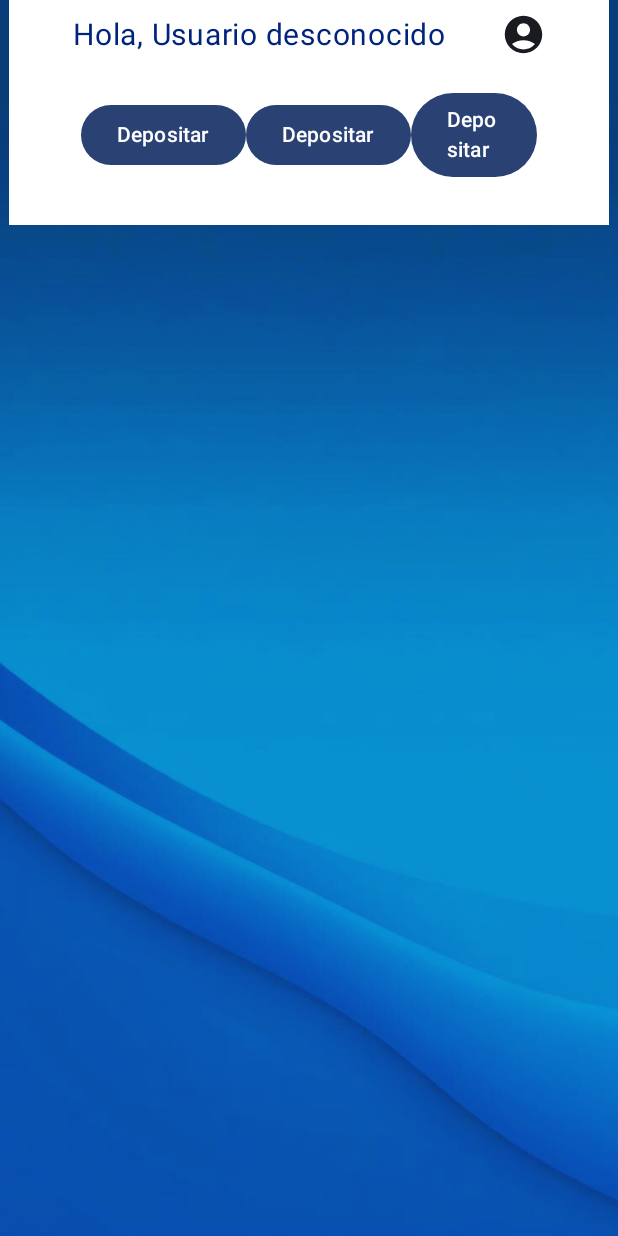
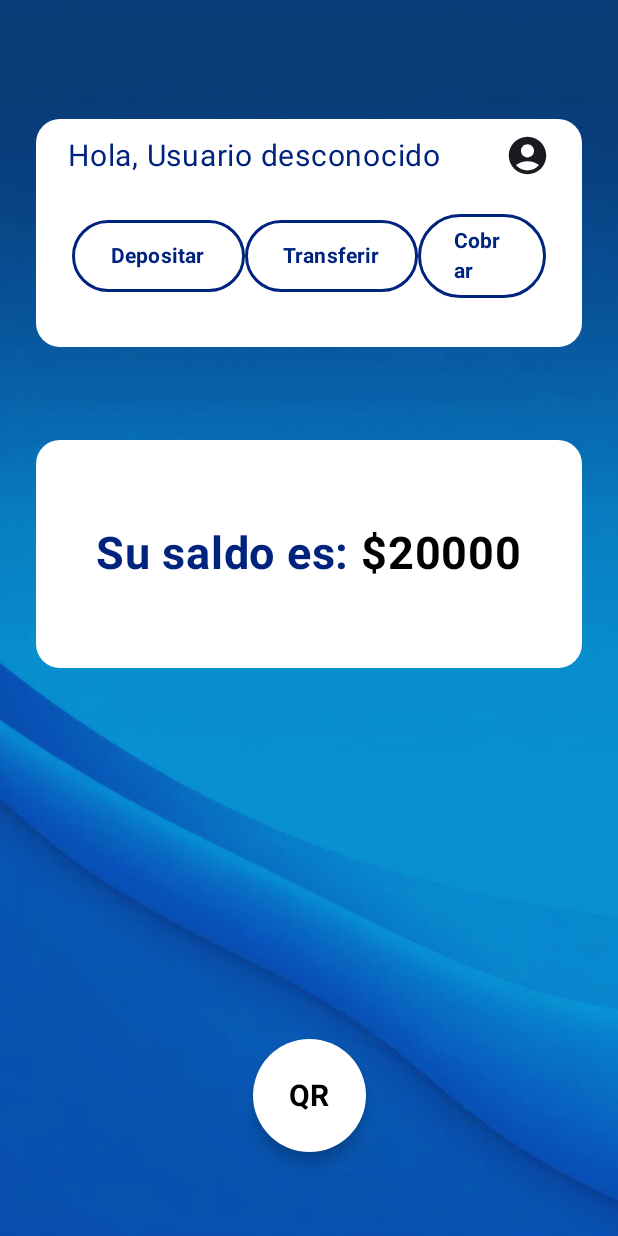
Before and after one commit to RodriguezMaximilianoX/PagosVEN, an Android app built with Jetpack Compose: the HomeScreen screen opened through its navigation route, on a phone screen of 412 x 824 dp. Run offline under Robolectric (Android 15) with nearby library versions, the light colour scheme and no system bars; our stand-ins replace Dagger/Hilt's generated code, Firebase (no records; nobody signed in at launch, a user with empty details on screens opened directly), accompanist.

Commit message:
finish HomeScreen

```diff
--- a/app/build.gradle.kts
+++ b/app/build.gradle.kts
@@ -76,6 +76,9 @@ dependencies {
     implementation(libs.firebase.auth)
     implementation(libs.firebase.firestore)
 
+    //SystemUiController
+    implementation(libs.system.ui.controller)
+
     testImplementation(libs.junit)
     androidTestImplementation(libs.androidx.junit)
     androidTestImplementation(libs.androidx.espresso.core)
--- a/app/src/main/java/com/rmxdev/pagosven/presenter/NavigationWrapper.kt
+++ b/app/src/main/java/com/rmxdev/pagosven/presenter/NavigationWrapper.kt
@@ -19,7 +19,7 @@ fun NavigationWrapper(
     modifier: Modifier = Modifier,
     navController: NavHostController = rememberNavController(),
 ) {
-    NavHost(navController = navController, startDestination = "home", modifier = modifier){
+    NavHost(navController = navController, startDestination = "initial", modifier = modifier){
         composable("initial"){
            InitialScreen(
                modifier = modifier,
--- a/app/src/main/java/com/rmxdev/pagosven/presenter/home/HomeScreen.kt
+++ b/app/src/main/java/com/rmxdev/pagosven/presenter/home/HomeScreen.kt
@@ -2,30 +2,43 @@ package com.rmxdev.pagosven.presenter.home
 
 import androidx.compose.foundation.Image
 import androidx.compose.foundation.background
+import androidx.compose.foundation.border
 import androidx.compose.foundation.layout.Arrangement
 import androidx.compose.foundation.layout.Box
 import androidx.compose.foundation.layout.Column
 import androidx.compose.foundation.layout.Row
+import androidx.compose.foundation.layout.Spacer
 import androidx.compose.foundation.layout.fillMaxSize
 import androidx.compose.foundation.layout.fillMaxWidth
 import androidx.compose.foundation.layout.height
 import androidx.compose.foundation.layout.padding
+import androidx.compose.foundation.layout.size
 import androidx.compose.foundation.layout.width
+import androidx.compose.foundation.shape.CircleShape
+import androidx.compose.foundation.shape.RoundedCornerShape
 import androidx.compose.material3.Button
+import androidx.compose.material3.ButtonDefaults.buttonColors
+import androidx.compose.material3.FloatingActionButton
 import androidx.compose.material3.Icon
 import androidx.compose.material3.Text
 import androidx.compose.runtime.Composable
 import androidx.compose.runtime.LaunchedEffect
+import androidx.compose.runtime.SideEffect
 import androidx.compose.runtime.collectAsState
 import androidx.compose.runtime.getValue
 import androidx.compose.ui.Alignment
 import androidx.compose.ui.Modifier
+import androidx.compose.ui.draw.clip
+import androidx.compose.ui.graphics.Color
 import androidx.compose.ui.layout.ContentScale
 import androidx.compose.ui.res.painterResource
+import androidx.compose.ui.text.font.FontWeight
 import androidx.compose.ui.unit.dp
 import androidx.compose.ui.unit.sp
 import androidx.hilt.navigation.compose.hiltViewModel
+import com.google.accompanist.systemuicontroller.rememberSystemUiController
 import com.rmxdev.pagosven.R
+import com.rmxdev.pagosven.ui.theme.Black
 import com.rmxdev.pagosven.ui.theme.Blue
 import com.rmxdev.pagosven.ui.theme.White
 
@@ -37,6 +50,13 @@ fun HomeScreen(
     navigateToDeposit: () -> Unit,
     navigateToCharge: () -> Unit
 ) {
+
+    val systemUiController = rememberSystemUiController()
+
+    SideEffect {
+        systemUiController.isStatusBarVisible = false
+        systemUiController.isNavigationBarVisible = false
+    }
 
     val userName by viewModel.userName.collectAsState()
 
@@ -56,10 +76,17 @@ fun HomeScreen(
         )
         Column(
             modifier = Modifier
-                .width(400.dp)
-                .height(150.dp)
-                .background(White)
-                .padding(horizontal = 24.dp),
+                .fillMaxSize(),
+            horizontalAlignment = Alignment.CenterHorizontally
+        ) {
+            Spacer(modifier = Modifier.weight(1f))
+            Column(
+                modifier = Modifier
+                    .fillMaxWidth()
+                    .height(200.dp)
+                    .padding(24.dp)
+                    .clip(RoundedCornerShape(16.dp))
+                    .background(White),
                 horizontalAlignment = Alignment.CenterHorizontally,
                 verticalArrangement = Arrangement.Center
             ) {
@@ -69,25 +96,90 @@ fun HomeScreen(
                     verticalAlignment = Alignment.CenterVertically
                 ) {
                     Text(text = "Hola, $userName", color = Blue, fontSize = 20.sp)
-                Icon(painterResource(id = R.drawable.ic_account), contentDescription = "Go to account" , )
+                    Icon(
+                        painterResource(id = R.drawable.ic_account),
+                        contentDescription = "Go to account",
+                    )
                 }
                 Row(
-                modifier = Modifier.fillMaxWidth().padding(24.dp),
-                horizontalArrangement = Arrangement.SpaceAround,
+                    modifier = Modifier
+                        .fillMaxWidth()
+                        .padding(24.dp),
+                    horizontalArrangement = Arrangement.SpaceBetween,
                     verticalAlignment = Alignment.CenterVertically
                 ) {
-                Button(onClick = { navigateToCharge() }) {
-                   Text(text = "Depositar")
+                    Button(
+                        onClick = { navigateToDeposit() },
+                        colors = buttonColors(containerColor = Color.Transparent),
+                        modifier = Modifier
+                            .width(115.dp)
+                            .border(2.dp, Blue, CircleShape)
+                    ) {
+                        Text(text = "Depositar", color = Blue, fontWeight = FontWeight.Bold)
                     }
-                Button(onClick = { navigateToCharge() }) {
-                   Text(text = "Depositar")
+                    Button(
+                        onClick = { navigateToTransfer() },
+                        colors = buttonColors(containerColor = Color.Transparent),
+                        modifier = Modifier
+                            .width(115.dp)
+                            .border(2.dp, Blue, CircleShape)
+                    ) {
+                        Text(text = "Transferir", color = Blue, fontWeight = FontWeight.Bold)
                     }
-                Button(onClick = { navigateToCharge() }) {
-                   Text(text = "Depositar")
+                    Button(
+                        onClick = { navigateToCharge() },
+                        colors = buttonColors(containerColor = Color.Transparent),
+                        modifier = Modifier
+                            .width(115.dp)
+                            .border(2.dp, Blue, CircleShape)
+                    ) {
+                        Text(text = "Cobrar", color = Blue, fontWeight = FontWeight.Bold)
                     }
                 }
             }
-    }
-
+            Spacer(modifier = Modifier.weight(0.25f))
+            Column(
+                modifier = Modifier
+                    .fillMaxWidth()
+                    .height(200.dp)
+                    .padding(24.dp)
+                    .clip(RoundedCornerShape(16.dp))
+                    .background(White),
+                horizontalAlignment = Alignment.CenterHorizontally,
+                verticalArrangement = Arrangement.Center
+            ) {
+                Row(
+                    modifier = Modifier
+                        .fillMaxWidth()
+                        .padding(24.dp),
+                    horizontalArrangement = Arrangement.Center,
+                    verticalAlignment = Alignment.CenterVertically
+                ) {
+                    Text(
+                        text = "Su saldo es: ",
+                        fontSize = 30.sp,
+                        color = Blue,
+                        fontWeight = FontWeight.Bold
+                    )
+                    Text(
+                        text = "$20000",
+                        fontSize = 30.sp,
+                        color = Black,
+                        fontWeight = FontWeight.Bold
+                    )
 
                 }
+            }
+            Spacer(modifier = Modifier.weight(4f))
+            FloatingActionButton(
+                onClick = { /*TODO*/ },
+                shape = CircleShape,
+                containerColor = White,
+                modifier = Modifier.size(75.dp)
+            ) {
+                Text(text = "QR", color = Black, fontSize = 20.sp, fontWeight = FontWeight.Bold)
+            }
+            Spacer(modifier = Modifier.weight(1f))
+        }
+    }
+}
--- a/gradle/libs.versions.toml
+++ b/gradle/libs.versions.toml
@@ -14,6 +14,7 @@ crashlytics = "3.0.2"
 kspVersion = "1.9.0-1.0.13"
 daggerHilt = "2.48"
 hitlNavigationCompose = "1.2.0"
+systemuicontroller = "0.34.0"
 
 [libraries]
 androidx-core-ktx = { group = "androidx.core", name = "core-ktx", version.ref = "coreKtx" }
@@ -41,6 +42,8 @@ firebase-crashlytics = { group = "com.google.firebase", name = "firebase-crashly
 firebase-auth = { group = "com.google.firebase", name = "firebase-auth-ktx" }
 firebase-firestore = { group = "com.google.firebase", name = "firebase-firestore" }
 
+system-ui-controller = { group = "com.google.accompanist", name = "accompanist-systemuicontroller", version.ref = "systemuicontroller" }
+
 [plugins]
 android-application = { id = "com.android.application", version.ref = "agp" }
 jetbrains-kotlin-android = { id = "org.jetbrains.kotlin.android", version.ref = "kotlin" }
```
Lines whose indentation alone changed are shown as unchanged.
